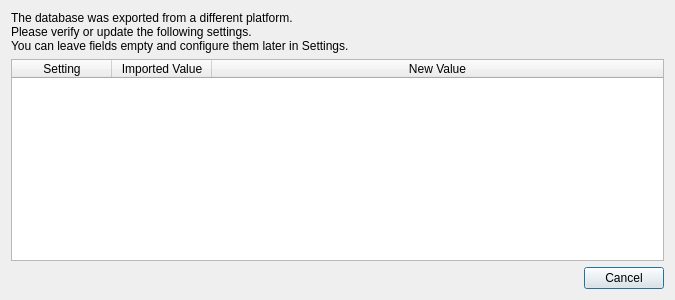
Qt form ui/PlatformSettingsDialog.ui (dawkagaming/QLog) before a commit.
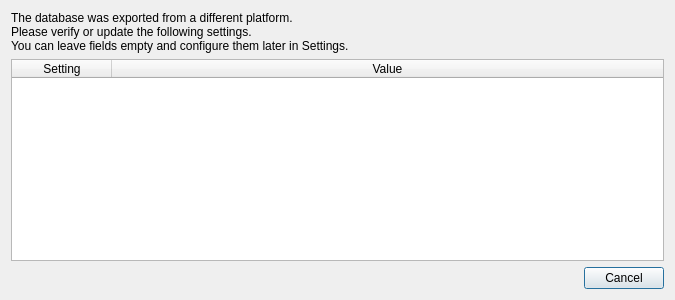
The same form after that commit.

Commit message: DBImport: Platform Setting shows old values as a placeholder

Diff of the .ui file:
```diff
--- a/ui/PlatformSettingsDialog.ui
+++ b/ui/PlatformSettingsDialog.ui
@@ -41,7 +41,7 @@
       <enum>QAbstractItemView::NoSelection</enum>
      </property>
      <property name="columnCount">
-      <number>3</number>
+      <number>2</number>
      </property>
      <attribute name="horizontalHeaderStretchLastSection">
       <bool>true</bool>
@@ -56,12 +56,7 @@
      </column>
      <column>
       <property name="text">
-       <string>Imported Value</string>
-      </property>
-     </column>
-     <column>
-      <property name="text">
-       <string>New Value</string>
+       <string>Value</string>
       </property>
      </column>
     </widget>
```
The commit also changes 2 other files.
